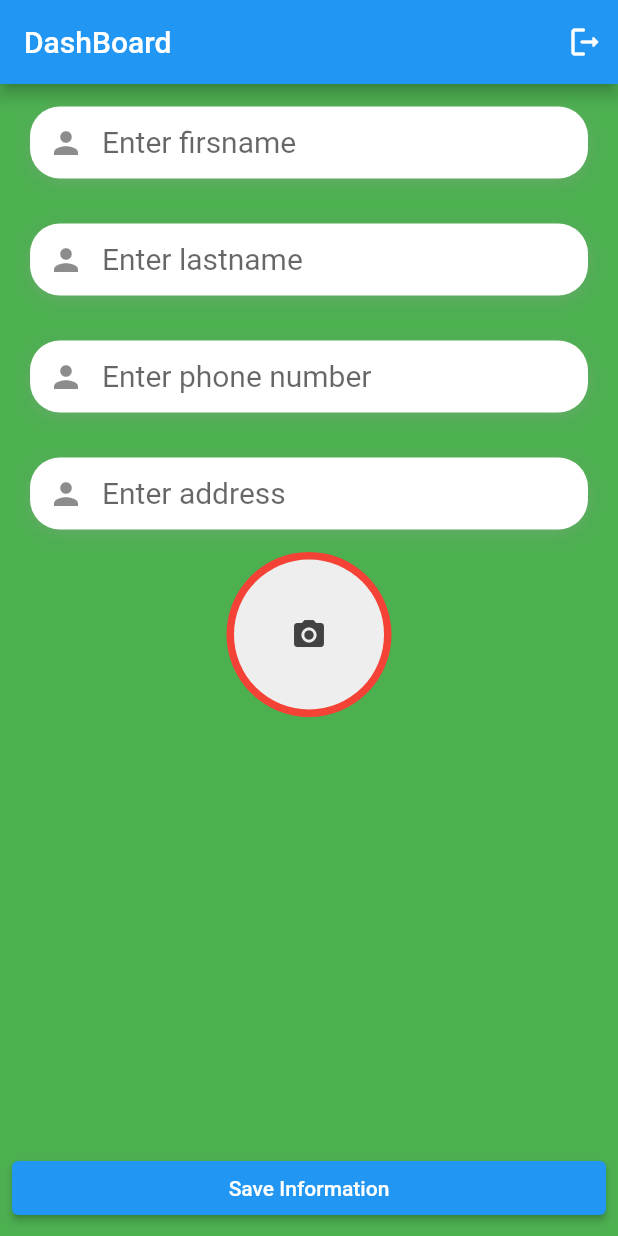
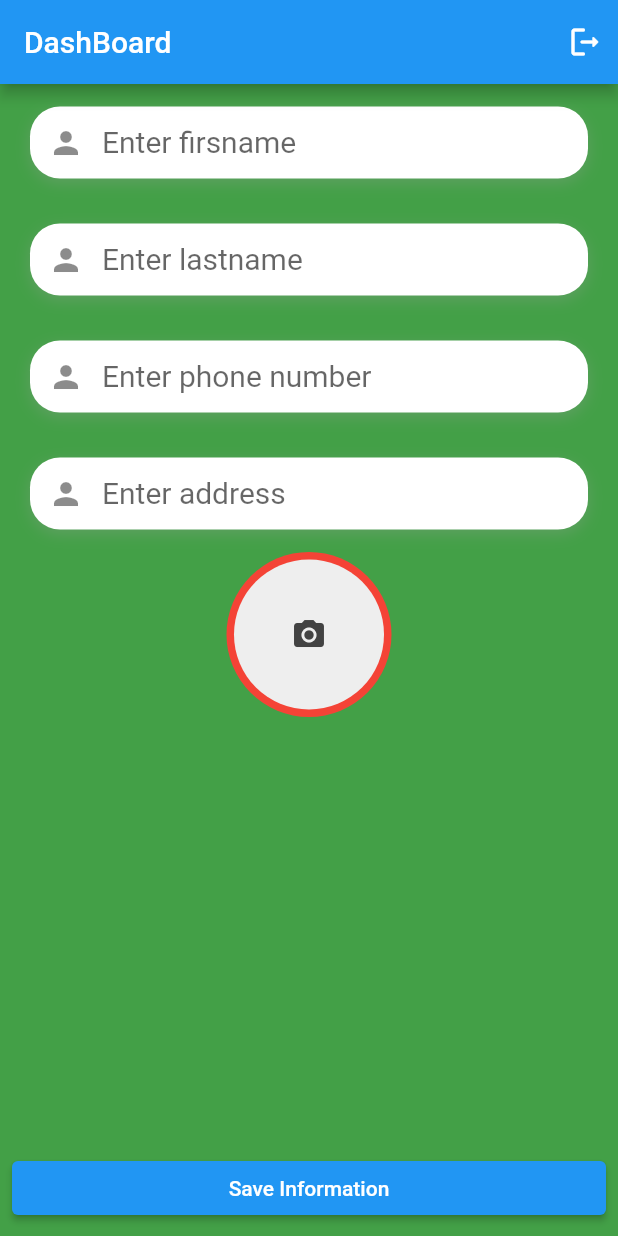
Before and after one commit to Savdancode/Flutter-Authentication, a Flutter app: the DashBoardPage screen opened directly, on a phone screen of 412 x 824 dp. Run offline on Flutter 3.47's test engine with Material 2 defaults, Android fonts, the light colour scheme and no system bars; our stand-ins replace cloud_firestore, firebase_auth, firebase_core, firebase_storage, image_picker; accounts and stored records are empty.

Commit message:
Flutter Authen

```diff
--- a/lib/Screens/homeScreen.dart
+++ b/lib/Screens/homeScreen.dart
@@ -159,8 +159,8 @@ class _DashBoardPageState extends State<DashBoardPage> {
   Widget build(BuildContext context) {
     return Scaffold(
       //Hello
-      backgroundColor: Colors.green,
-   appBar: AppBar(
+      backgroundColor: Colors.green[600],
+      appBar: AppBar(
         title: Text('DashBoard'),
         actions: [
           InkWell(
```
